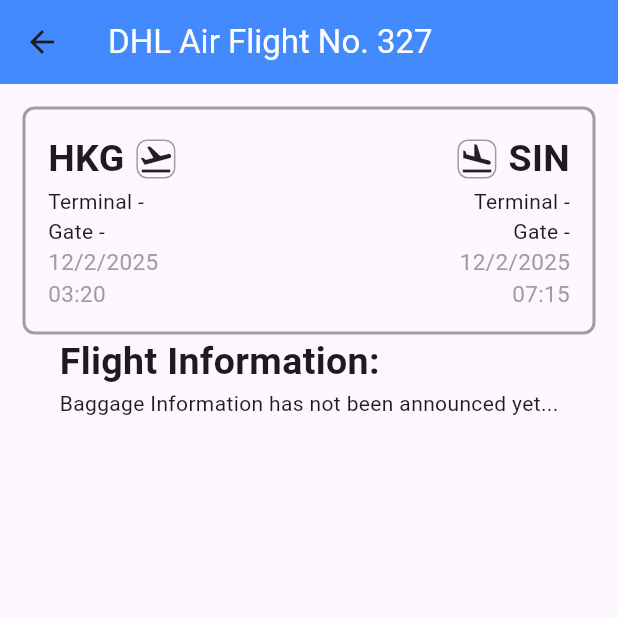
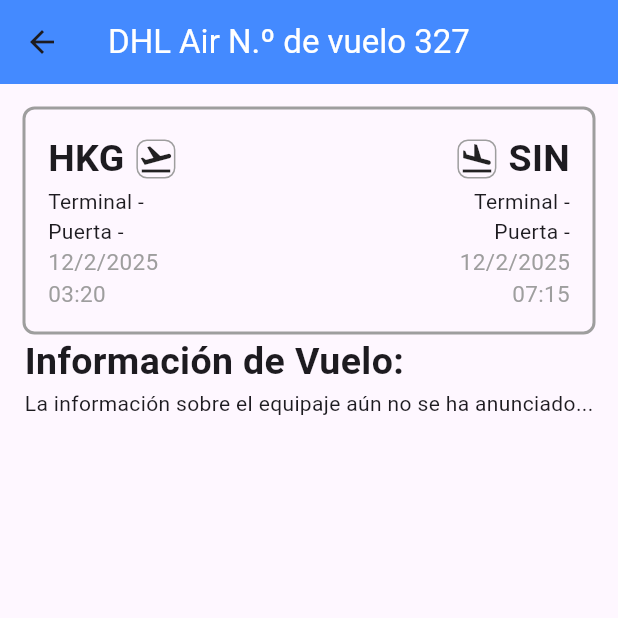
Before and after one commit to raa193/cs1635_mpx_final_project, a Flutter app: the screen it shows after launch, after a tap on "DHL Air", on a phone screen of 412 x 824 dp, the top half of it. Run offline on Flutter 3.47's test engine with Material 3 defaults, Android fonts, the phone set to English and light mode, and no system bars.

Commit message:
Updated Text Widgets for Localization
Updated all (necessary) text widgets to work with localization. Certain translations (such as airline and airport) are not possible (and not realistic as most airlines are referred to by their english name on tickets)

```diff
--- a/mpx/lib/main.dart
+++ b/mpx/lib/main.dart
@@ -1,6 +1,8 @@
 import "package:flutter/material.dart";
+import "package:mpx/l10n/app_localizations.dart";
 import "package:mpx/viewmodels/flight_list_view_model.dart";
 import "package:mpx/views/flight_list_view.dart";
+import "package:flutter_localizations/flutter_localizations.dart";
 import "package:provider/provider.dart";
 
 void main() => runApp(const App());
@@ -11,9 +13,28 @@
   @override
   Widget build(BuildContext context) {
     return MaterialApp(
-      title: "Flight Tracker Application",
+      locale: const Locale('es', ''),
+      localizationsDelegates: [
+        AppLocalizations.delegate,
+        GlobalMaterialLocalizations.delegate,
+        GlobalWidgetsLocalizations.delegate,
+        GlobalCupertinoLocalizations.delegate,
+      ],
+      supportedLocales: [
+        Locale('en', ''), // English
+        Locale('es', ''), // Spanish
+        // Locale('el', ''), // Greek
+      ],
       debugShowCheckedModeBanner: true,
       theme: ThemeData(useMaterial3: true),
+      builder: (context, child) {
+        final t = AppLocalizations.of(context)!;
+        return Title(
+          title: t.flightTrackerApplication,
+          color: Colors.blue,
+          child: child!,
+        );
+      },
       home: ChangeNotifierProvider(
         create: (context) => FlightListViewModel(),
         child: const FlightListView(),
--- a/mpx/lib/viewmodels/flight_data_view_model.dart
+++ b/mpx/lib/viewmodels/flight_data_view_model.dart
@@ -6,7 +6,7 @@
   FlightDataViewModel({required this.flightData});
 
   //Return the Flight No.
-  String? getFlightDate() {
+  String? getFlightNumber() {
     return flightData.flightNum;
   }
 
--- a/mpx/lib/viewmodels/flight_list_view_model.dart
+++ b/mpx/lib/viewmodels/flight_list_view_model.dart
@@ -38,7 +38,7 @@
           ) ??
           true;
       final flightStatus =
-          flight.getFlightStatus()?.toLowerCase() == _statusQuery.toLowerCase() || _statusQuery == 'all';
+          flight.getFlightStatus()?.toLowerCase() == _statusQuery.toLowerCase() || _statusQuery.toLowerCase() == 'all';
 
       return departureMatch &&
           arrivalMatch &&
--- a/mpx/lib/views/flight_detail_view.dart
+++ b/mpx/lib/views/flight_detail_view.dart
@@ -1,4 +1,5 @@
 import 'package:flutter/material.dart';
+import 'package:mpx/l10n/app_localizations.dart';
 import 'package:mpx/viewmodels/flight_view_model.dart';
 import 'package:intl/intl.dart';
 
@@ -9,10 +10,12 @@
 
   @override
   Widget build(BuildContext context) {
+    final t = AppLocalizations.of(context)!;
+
     return Scaffold(
       appBar: AppBar(
         title: Text(
-          '${flight.airlineData.getName() ?? 'Unknown Airline'} Flight No. ${flight.flightData.getFlightDate() ?? "Erm"}',
+          '${flight.airlineData.getName() ?? t.unknownAirline} ${t.flightNumber} ${flight.flightData.getFlightNumber() ?? "Erm"}',
           style: TextStyle(color: Colors.white),
         ),
         backgroundColor: Colors.blueAccent,
@@ -57,9 +60,9 @@
                         ],
                       ),
                       Text(
-                        'Terminal ${flight.departureData.getTerminal() ?? '-'}',
+                        '${t.terminal} ${flight.departureData.getTerminal() ?? '-'}',
                       ),
-                      Text('Gate ${flight.departureData.getGate() ?? '-'}'),
+                      Text('${t.gate} ${flight.departureData.getGate() ?? '-'}'),
                       Text(
                         DateFormat('M/d/y\nHH:mm').format(
                           flight.departureData.getScheduledDepart() ??
@@ -97,9 +100,9 @@
                         ],
                       ),
                       Text(
-                        'Terminal ${flight.arrivalData.getTerminal() ?? '-'}',
+                        '${t.terminal} ${flight.arrivalData.getTerminal() ?? '-'}',
                       ),
-                      Text('Gate ${flight.arrivalData.getGate() ?? '-'}'),
+                      Text('${t.gate} ${flight.arrivalData.getGate() ?? '-'}'),
                       Text(
                         DateFormat('M/d/y\nHH:mm').format(
                           flight.arrivalData.getScheduledArrival() ??
@@ -117,12 +120,12 @@
               crossAxisAlignment: CrossAxisAlignment.start,
               children: [
                 Text(
-                  "Flight Information: ",
+                  "${t.flightInformation}: ",
                   style: TextStyle(fontSize: 25, fontWeight: FontWeight.bold),
                 ),
                 Text(
                   flight.arrivalData.getBaggage() ??
-                      "Baggage Information has not been announced yet...",
+                      t.baggageInformationUnannounced,
                 ),
               ],
             ),
--- a/mpx/lib/views/flight_list_view.dart
+++ b/mpx/lib/views/flight_list_view.dart
@@ -1,3 +1,5 @@
+import 'package:mpx/l10n/app_localizations.dart';
+import 'package:mpx/utils/parsing_utils.dart';
 import 'package:mpx/viewmodels/flight_list_view_model.dart';
 import 'package:flutter/material.dart';
 import 'package:mpx/widgets/flight_list.dart';
@@ -25,10 +27,11 @@
   @override
   Widget build(BuildContext context) {
     final vm = Provider.of<FlightListViewModel>(context);
+    final t = AppLocalizations.of(context)!;
 
     return Scaffold(
       appBar: AppBar(
-        title: const Text("Flights", style: TextStyle(color: Colors.white)),
+        title: Text(t.flights, style: const TextStyle(color: Colors.white)),
         backgroundColor: Colors.blueAccent,
       ),
       body: Column(
@@ -48,8 +51,8 @@
                     ),
                     child: TextField(
                       controller: _departureController,
-                      decoration: const InputDecoration(
-                        hintText: "Departure Airport",
+                      decoration: InputDecoration(
+                        hintText: t.departureAirport,
                         border: InputBorder.none,
                       ),
                       onChanged: (value) => vm.setDepartureSearchQuery(value),
@@ -68,8 +71,8 @@
                     ),
                     child: TextField(
                       controller: _arrivalController,
-                      decoration: const InputDecoration(
-                        hintText: "Arrival Airport",
+                      decoration: InputDecoration(
+                        hintText: t.arrivalAirport,
                         border: InputBorder.none,
                       ),
                       onChanged: (value) => vm.setArrivalSearchQuery(value),
@@ -109,8 +112,7 @@
                                 (status) => DropdownMenuItem(
                                   value: status,
                                   child: Text(
-                                    status[0].toUpperCase() +
-                                        status.substring(1),
+                                    getLocalizedStatus(status, t).capitalize(),
                                   ),
                                 ),
                               )
--- a/mpx/lib/widgets/flight_list.dart
+++ b/mpx/lib/widgets/flight_list.dart
@@ -1,6 +1,6 @@
 import 'package:flutter/material.dart';
+import 'package:mpx/l10n/app_localizations.dart';
 import 'package:mpx/viewmodels/flight_view_model.dart';
-import 'package:intl/intl.dart';
 import 'package:mpx/widgets/flight_tile.dart';
 
 class FlightList extends StatelessWidget {
@@ -11,13 +11,15 @@
 
   @override
   Widget build(BuildContext context) {
+    final t = AppLocalizations.of(context)!;
+
     return ListView.builder(
       itemCount: flights.length,
       itemBuilder: (context, index) {
         final flight = flights[index];
 
         if (flights.isEmpty) {
-          return const ListTile(title: Text("No flights"));
+          return ListTile(title: Text(t.noFlights));
         }
         return FlightTile(flight: flight);
       },
--- a/mpx/lib/widgets/flight_tile.dart
+++ b/mpx/lib/widgets/flight_tile.dart
@@ -1,4 +1,5 @@
 import 'package:flutter/material.dart';
+import 'package:mpx/l10n/app_localizations.dart';
 import 'package:mpx/utils/parsing_utils.dart';
 import 'package:mpx/viewmodels/flight_view_model.dart';
 import 'package:intl/intl.dart';
@@ -11,6 +12,8 @@
 
   @override
   Widget build(BuildContext context) {
+    final t = AppLocalizations.of(context)!;
+
     return InkWell(
       onTap: () {
         Navigator.of(context).push(
@@ -43,7 +46,7 @@
                 SizedBox(width: 8),
                 Text(
                   textAlign: TextAlign.right,
-                  flight.airlineData.getName() ?? 'Unknown Airline',
+                  flight.airlineData.getName() ?? t.unknownAirline,
                 ),
               ],
             ),
@@ -79,7 +82,7 @@
                       ],
                     ),
                     Text(
-                      flight.departureData.getAirport() ?? 'Unknown Airport',
+                      flight.departureData.getAirport() ?? t.unknownAirport,
                       style: TextStyle(fontSize: 15),
                       softWrap: true,
                     ),
@@ -91,7 +94,7 @@
                       style: TextStyle(fontSize: 15, color: Colors.grey),
                     ),
                     Text(
-                      'Status: ${flight.getFlightStatus()?.capitalize() ?? 'Unknown'}',
+                      '${t.status}: ${getLocalizedStatus(flight.getFlightStatus()?.capitalize(), t) ?? t.unknown}',
                       textAlign: TextAlign.left,
                       style: TextStyle(fontSize: 15, color: Colors.black87),
                     )
@@ -125,7 +128,7 @@
                       ],
                     ),
                     Text(
-                      flight.arrivalData.getAirport() ?? 'Unknown Airport',
+                      flight.arrivalData.getAirport() ?? t.unknownAirport,
                       style: TextStyle(fontSize: 15),
                       softWrap: true,
                     ),
```
